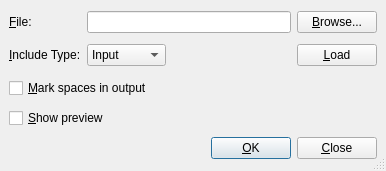
Old version of the form src/frontends/qt4/ui/QIncludeUi.ui in the repository cburschka/lyx.
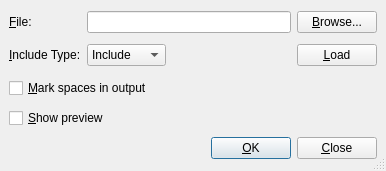
New version of the form.

Commit message: small cleanup of the include dialog: "Include" was for good reason the default method but not the first item in the dropdown list.

Diff of the .ui file:
```diff
--- a/src/frontends/qt4/ui/QIncludeUi.ui
+++ b/src/frontends/qt4/ui/QIncludeUi.ui
@@ -112,11 +112,6 @@
    </item>
    <item row="1" column="1" colspan="2" >
     <widget class="QComboBox" name="typeCO" >
-     <item>
-      <property name="text" >
-       <string>Input</string>
-      </property>
-     </item>
      <item>
       <property name="text" >
        <string>Include</string>
```
Left out of the diff: 15 changed lines with no effect on the pictures. The commit also changes 2 other files.
